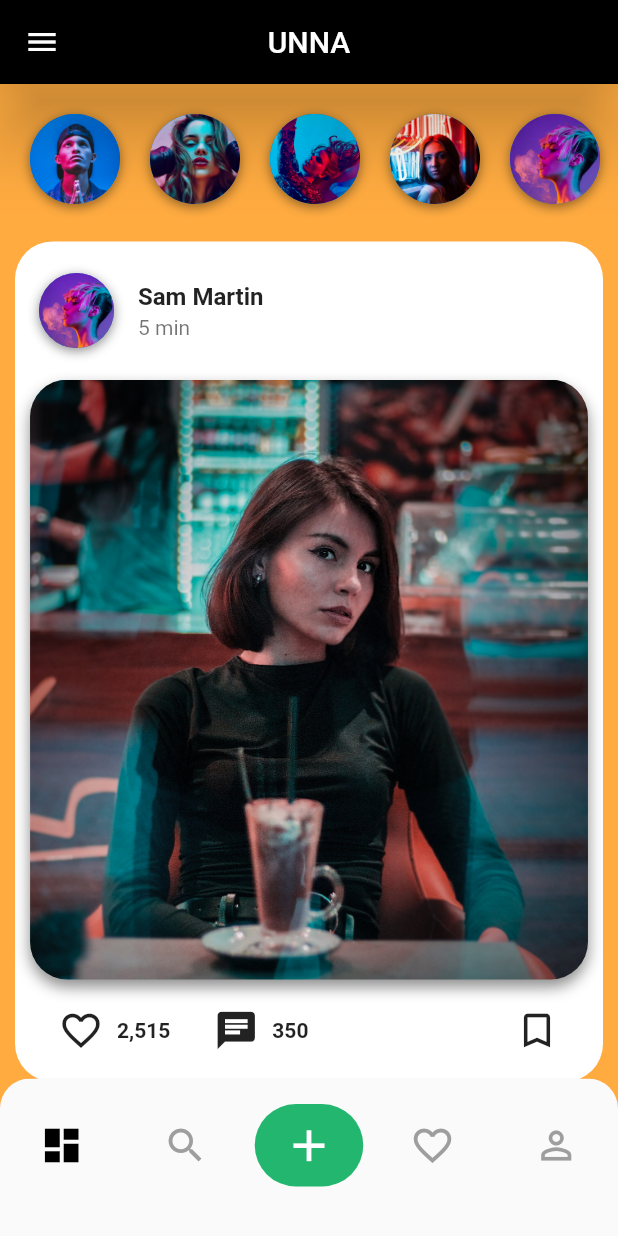
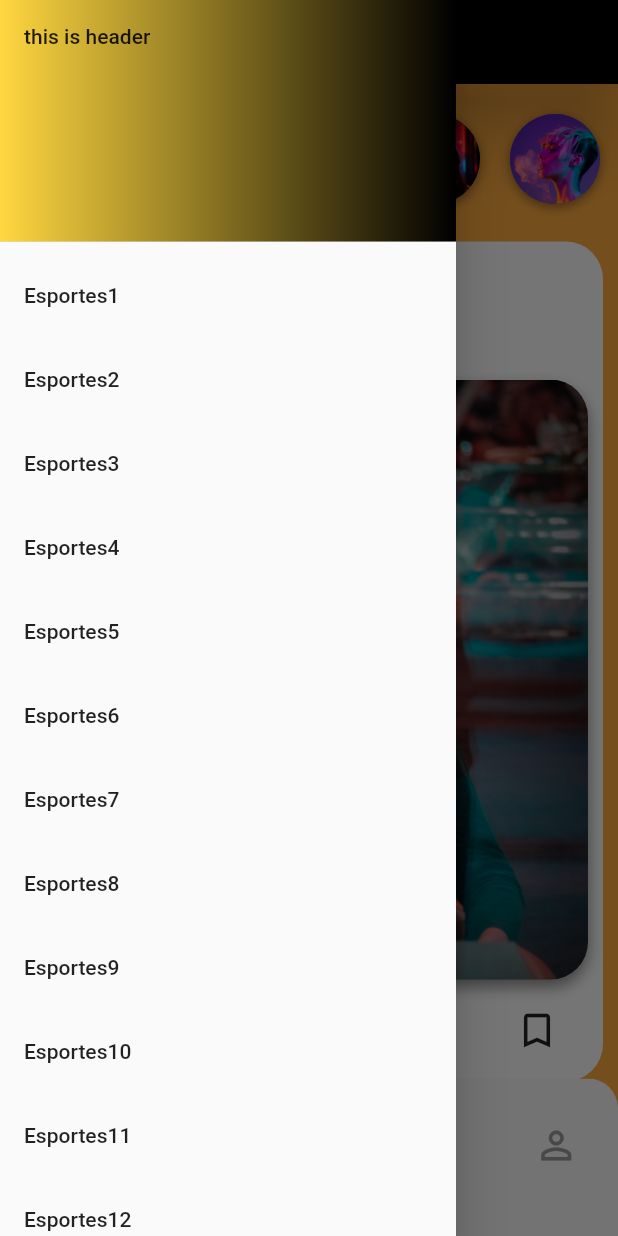
Before and after one commit to EdsonCalixtoo/UNNA, a Flutter app: the FeedScreen screen opened directly, with the side drawer open (before the commit the screen has no drawer), on a phone screen of 412 x 824 dp. Run offline on Flutter 3.47's test engine with Material 2 defaults, Android fonts, the phone set to English and light mode, and no system bars.

Commit message:
appbar com as categorias (falta colocar os nomes corretos)

```diff
--- a/lib/main.dart
+++ b/lib/main.dart
@@ -8,7 +8,7 @@ class MyApp extends StatelessWidget {
   @override
   Widget build(BuildContext context) {
     return MaterialApp(
-      title: 'UNNA', //erros nos nomes corrigidos
+      title: 'UNNA',
       debugShowCheckedModeBanner: false,
       home: Login()
     );
--- a/lib/screens/feed_screen.dart
+++ b/lib/screens/feed_screen.dart
@@ -162,15 +162,71 @@ class _FeedScreenState extends State<FeedScreen> {
     return Scaffold(
       appBar: AppBar(
         backgroundColor: Colors.black,
-        leading: IconButton(
-          onPressed: () {
-
-          },
-          icon: Icon(Icons.menu),
-        ),
         centerTitle: true,
         elevation: 20.0,
         title: Text("UNNA"),
+      ),
+      drawer: Drawer(
+        child: ListView(
+          children: <Widget>[
+            DrawerHeader(
+                decoration: BoxDecoration(
+                    gradient: LinearGradient(
+                        colors: <Color>[Colors.amberAccent, Colors.black])),
+                child: Text('this is header')),
+            ListTile(
+              title: Text('Esportes1'),
+            ),
+            ListTile(
+              title: Text('Esportes2'),
+            ),
+            ListTile(
+              title: Text('Esportes3'),
+            ),
+            ListTile(
+              title: Text('Esportes4'),
+            ),
+            ListTile(
+              title: Text('Esportes5'),
+            ),
+            ListTile(
+              title: Text('Esportes6'),
+            ),
+            ListTile(
+              title: Text('Esportes7'),
+            ),
+            ListTile(
+              title: Text('Esportes8'),
+            ),
+            ListTile(
+              title: Text('Esportes9'),
+            ),
+            ListTile(
+              title: Text('Esportes10'),
+            ),
+            ListTile(
+              title: Text('Esportes11'),
+            ),
+            ListTile(
+              title: Text('Esportes12'),
+            ),
+            ListTile(
+              title: Text('Esportes13'),
+            ),
+            ListTile(
+              title: Text('Esportes14'),
+            ),
+            ListTile(
+              title: Text('Esportes15'),
+            ),
+            ListTile(
+              title: Text('Esportes16'),
+            ),
+            ListTile(
+              title: Text('Esportes17'),
+            ),
+          ],
+        ),
       ),
       backgroundColor: Colors.orangeAccent,
       body: ListView(
```
